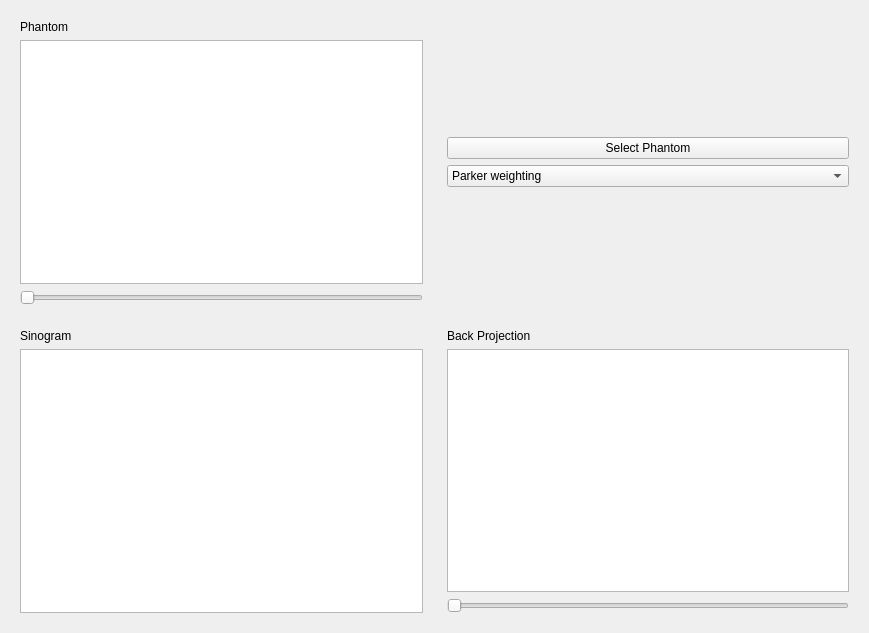
Above: Source/fanGUI_Project.ui from alPreuhs/InteractiveReconstruction before the change. Below: the same form after it.
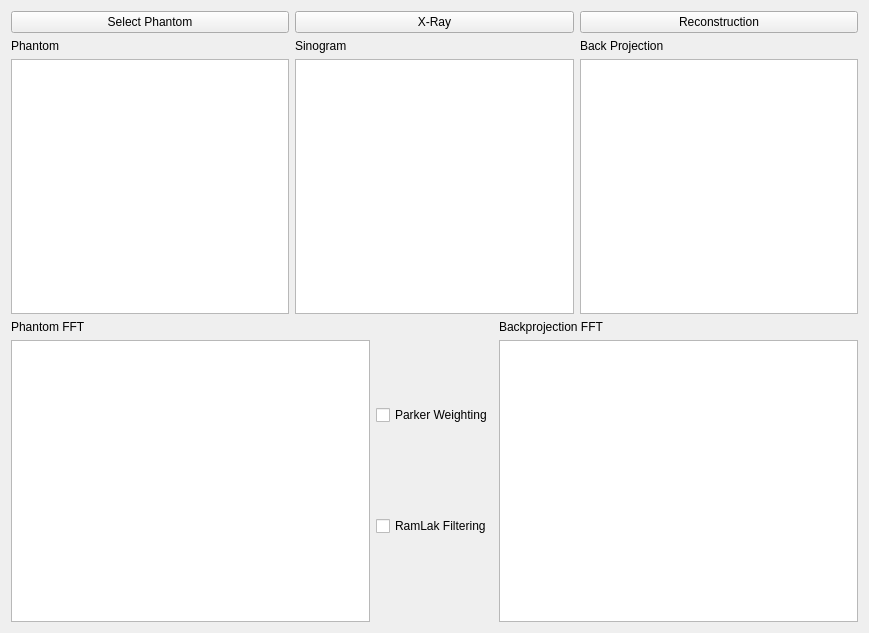
That is the form after the change.

What changed in the file:
```diff
--- a/Source/fanGUI_Project.ui
+++ b/Source/fanGUI_Project.ui
@@ -13,18 +13,45 @@
   <property name="windowTitle">
    <string>Fan Beam Reconstruction Interactive GUI</string>
   </property>
-  <layout class="QGridLayout" name="gridLayout">
-   <item row="2" column="0">
-    <widget class="QFrame" name="frame_Sinogram">
-     <property name="frameShape">
-      <enum>QFrame::NoFrame</enum>
-     </property>
-     <property name="frameShadow">
-      <enum>QFrame::Raised</enum>
-     </property>
+  <layout class="QVBoxLayout" name="verticalLayout_8">
+   <item>
+    <layout class="QVBoxLayout" name="verticalLayout_7">
+     <item>
      <layout class="QHBoxLayout" name="horizontalLayout_2">
+       <item>
+        <layout class="QVBoxLayout" name="verticalLayout">
+         <item>
+          <widget class="QPushButton" name="pB_PhantomSelect">
+           <property name="text">
+            <string>Select Phantom</string>
+           </property>
+          </widget>
+         </item>
+         <item>
+          <widget class="QLabel" name="label_Phantom">
+           <property name="text">
+            <string>Phantom</string>
+           </property>
+          </widget>
+         </item>
+         <item>
+          <widget class="QGraphicsView" name="gV_Phantom">
+           <property name="autoFillBackground">
+            <bool>false</bool>
+           </property>
+          </widget>
+         </item>
+        </layout>
+       </item>
       <item>
        <layout class="QVBoxLayout" name="verticalLayout_2">
+         <item>
+          <widget class="QPushButton" name="pB_Xray">
+           <property name="text">
+            <string>X-Ray</string>
+           </property>
+          </widget>
+         </item>
         <item>
          <widget class="QLabel" name="label_Sino">
           <property name="text">
@@ -41,66 +68,15 @@
         </item>
        </layout>
       </item>
-     </layout>
-    </widget>
-   </item>
-   <item row="0" column="0">
-    <widget class="QFrame" name="frame_Phantom">
-     <property name="frameShape">
-      <enum>QFrame::NoFrame</enum>
-     </property>
-     <property name="frameShadow">
-      <enum>QFrame::Raised</enum>
-     </property>
-     <layout class="QHBoxLayout" name="horizontalLayout_3">
       <item>
        <layout class="QVBoxLayout" name="verticalLayout_3">
         <item>
-         <widget class="QLabel" name="label_Phantom">
+          <widget class="QPushButton" name="pB_Reconstruction">
           <property name="text">
-           <string>Phantom</string>
+            <string>Reconstruction</string>
           </property>
          </widget>
         </item>
-        <item>
-         <widget class="QGraphicsView" name="gV_Phantom">
-          <property name="autoFillBackground">
-           <bool>false</bool>
-          </property>
-         </widget>
-        </item>
-        <item>
-         <widget class="QSlider" name="hSlider_Phantom">
-          <property name="maximum">
-           <number>180</number>
-          </property>
-          <property name="orientation">
-           <enum>Qt::Horizontal</enum>
-          </property>
-         </widget>
-        </item>
-       </layout>
-      </item>
-     </layout>
-    </widget>
-   </item>
-   <item row="2" column="1">
-    <widget class="QFrame" name="frame_Backproj">
-     <property name="autoFillBackground">
-      <bool>true</bool>
-     </property>
-     <property name="frameShape">
-      <enum>QFrame::NoFrame</enum>
-     </property>
-     <property name="frameShadow">
-      <enum>QFrame::Raised</enum>
-     </property>
-     <property name="lineWidth">
-      <number>1</number>
-     </property>
-     <layout class="QHBoxLayout" name="horizontalLayout">
-      <item>
-       <layout class="QVBoxLayout" name="verticalLayout">
         <item>
          <widget class="QLabel" name="label_Backproj">
           <property name="autoFillBackground">
@@ -118,64 +94,59 @@
           </property>
          </widget>
         </item>
-        <item>
-         <widget class="QSlider" name="hSlider_Backproj">
-          <property name="maximum">
-           <number>180</number>
-          </property>
-          <property name="orientation">
-           <enum>Qt::Horizontal</enum>
-          </property>
-         </widget>
-        </item>
        </layout>
       </item>
      </layout>
-    </widget>
-   </item>
-   <item row="0" column="1">
-    <layout class="QHBoxLayout" name="horizontalLayout_4">
+     </item>
      <item>
-      <widget class="QFrame" name="frame_Select">
-       <property name="frameShape">
-        <enum>QFrame::NoFrame</enum>
-       </property>
-       <property name="frameShadow">
-        <enum>QFrame::Raised</enum>
-       </property>
-       <layout class="QVBoxLayout" name="verticalLayout_5">
+      <layout class="QHBoxLayout" name="horizontalLayout">
         <item>
          <layout class="QVBoxLayout" name="verticalLayout_4">
           <item>
-           <widget class="QPushButton" name="pB_PhantomSelect">
+          <widget class="QLabel" name="label_PhantomFFT">
             <property name="text">
-             <string>Select Phantom</string>
+            <string>Phantom FFT</string>
             </property>
            </widget>
           </item>
           <item>
-           <widget class="QComboBox" name="cBox_Filterselect">
+          <widget class="QGraphicsView" name="gV_Phantom_FFT"/>
+         </item>
+        </layout>
+       </item>
             <item>
+        <layout class="QVBoxLayout" name="verticalLayout_6">
+         <item>
+          <widget class="QCheckBox" name="checkBox_ParkerWeigh">
              <property name="text">
-              <string>Parker weighting</string>
-             </property>
+            <string>Parker Weighting</string>
+           </property>
+          </widget>
             </item>
             <item>
+          <widget class="QCheckBox" name="checkBox_RamLakFilter">
              <property name="text">
-              <string>Ramp filter</string>
-             </property>
-            </item>
+            <string>RamLak Filtering</string>
+           </property>
+          </widget>
+         </item>
+        </layout>
+       </item>
             <item>
+        <layout class="QVBoxLayout" name="verticalLayout_5">
+         <item>
+          <widget class="QLabel" name="label_BackprojFFT">
              <property name="text">
-              <string>Cosine weighting</string>
-             </property>
-            </item>
-           </widget>
-          </item>
+            <string>Backprojection FFT</string>
+           </property>
+          </widget>
+         </item>
+         <item>
+          <widget class="QGraphicsView" name="gV_Backproj_FFT"/>
+         </item>
          </layout>
         </item>
        </layout>
-      </widget>
      </item>
     </layout>
    </item>
```
Left out of the diff: 21 changed lines with no effect on the pictures. Lines whose indentation alone changed are shown as unchanged.
